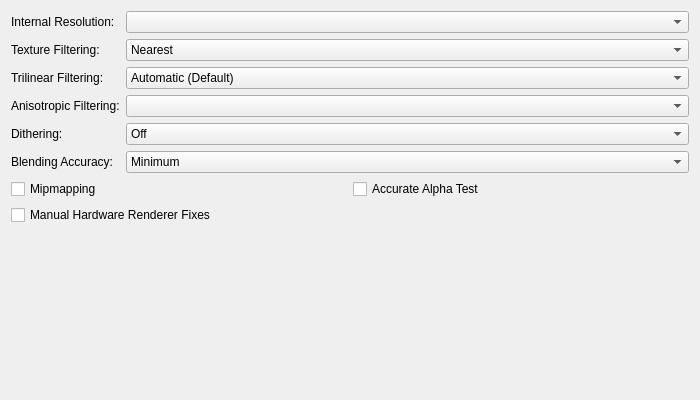
Old version of the form pcsx2-qt/Settings/GraphicsHardwareRenderingSettingsTab.ui in the repository PCSX2/pcsx2.
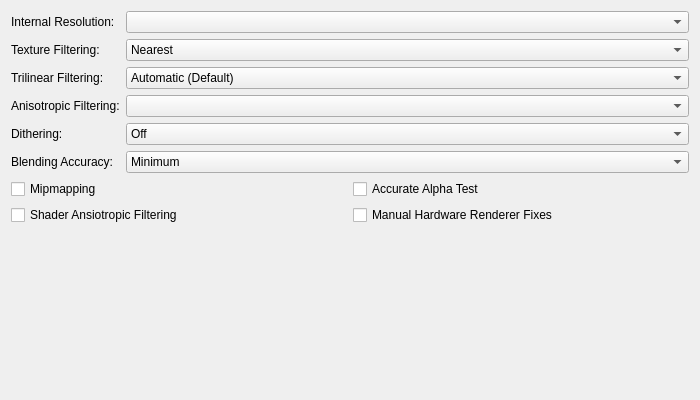
New version of the form.

```diff
--- a/pcsx2-qt/Settings/GraphicsHardwareRenderingSettingsTab.ui
+++ b/pcsx2-qt/Settings/GraphicsHardwareRenderingSettingsTab.ui
@@ -65,6 +65,13 @@
       </widget>
      </item>
      <item row="1" column="0">
+      <widget class="QCheckBox" name="swAnsio">
+       <property name="text">
+        <string>Shader Ansiotropic Filtering</string>
+       </property>
+      </widget>
+     </item>
+     <item row="1" column="1">
       <widget class="QCheckBox" name="enableHWFixes">
        <property name="text">
         <string>Manual Hardware Renderer Fixes</string>
```
